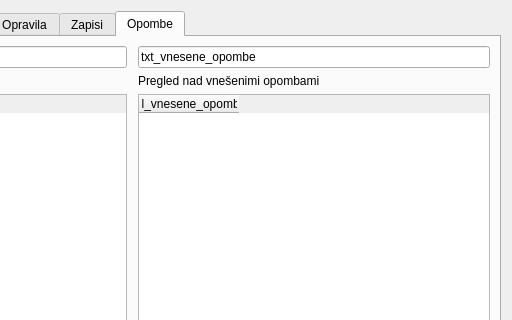
This is racun.ui in bubi-luka/BubiRacun as Qt 5 draws it before an edit; both pictures show x 247 to 759 and y 0 to 320 of the 759 by 763 pixel window. The edited form follows.
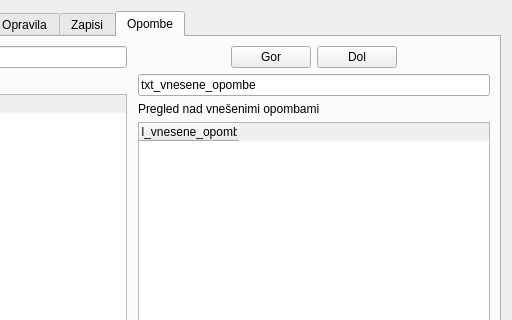
This is the edited form. The open tabs and pages were chosen to show the change.

Commit message:
UREJANJE VRSTNEGA REDA PRI OPOMBAH RAČUNA
Opombe je sedaj možno urejati tako, da željeno opombo označimo, nato pa z
gumbi gor/dol menjamo njen položaj v tabeli.
Popravek uredi tudi avtomatsko sortiranje vseh opomb glede na njihov ID.

closes #76

```diff
--- a/racun.ui
+++ b/racun.ui
@@ -835,7 +835,7 @@
       <attribute name="title">
        <string>Opombe</string>
       </attribute>
-      <layout class="QHBoxLayout" name="horizontalLayout_10">
+      <layout class="QHBoxLayout" name="horizontalLayout_13">
        <item>
         <layout class="QVBoxLayout" name="verticalLayout_3">
          <item>
@@ -890,6 +890,50 @@
        </item>
        <item>
         <layout class="QVBoxLayout" name="verticalLayout_2">
+         <item>
+          <layout class="QHBoxLayout" name="horizontalLayout_10">
+           <item>
+            <spacer name="horizontalSpacer_2">
+             <property name="orientation">
+              <enum>Qt::Horizontal</enum>
+             </property>
+             <property name="sizeHint" stdset="0">
+              <size>
+               <width>40</width>
+               <height>20</height>
+              </size>
+             </property>
+            </spacer>
+           </item>
+           <item>
+            <widget class="QPushButton" name="btn_gor">
+             <property name="text">
+              <string>Gor</string>
+             </property>
+            </widget>
+           </item>
+           <item>
+            <widget class="QPushButton" name="btn_dol">
+             <property name="text">
+              <string>Dol</string>
+             </property>
+            </widget>
+           </item>
+           <item>
+            <spacer name="horizontalSpacer_17">
+             <property name="orientation">
+              <enum>Qt::Horizontal</enum>
+             </property>
+             <property name="sizeHint" stdset="0">
+              <size>
+               <width>40</width>
+               <height>20</height>
+              </size>
+             </property>
+            </spacer>
+           </item>
+          </layout>
+         </item>
          <item>
           <widget class="QLineEdit" name="txt_vnesene_opombe">
            <property name="text">
```
Left out of the diff: 6 changed lines with no effect on the pictures. The commit also changes 2 other files.
